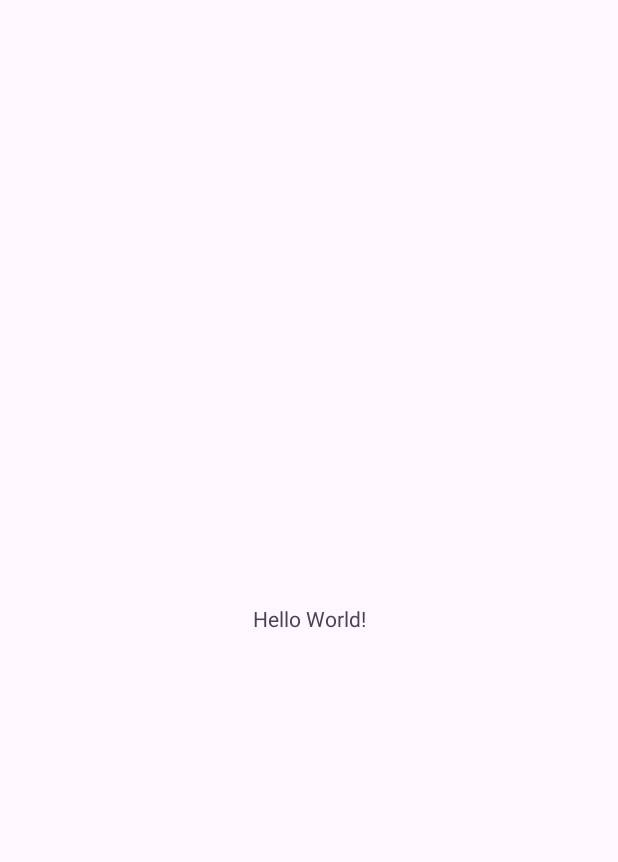
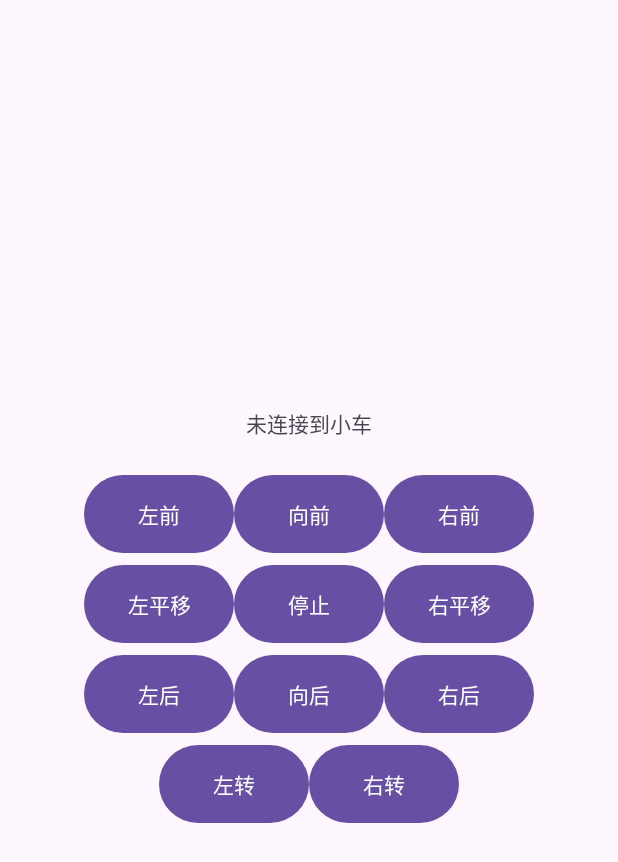
Before and after one commit to aszswaz/raspberry-pie-car, an Android app: the screen it shows after launch (MainActivity), on a phone screen of 412 x 824 dp. Before the commit the part shown is almost empty. Shown: the top 862 px of the screen. Run offline under Robolectric (Android 15) with nearby library versions, the phone set to English and light mode, and no system bars.

Commit message:
向树莓派小车发送控制指令

```diff
--- a/android/app/src/main/java/cn/aszswaz/car/GattClient.kt
+++ b/android/app/src/main/java/cn/aszswaz/car/GattClient.kt
@@ -3,48 +3,50 @@ package cn.aszswaz.car
 import android.annotation.SuppressLint
 import android.bluetooth.BluetoothGatt
 import android.bluetooth.BluetoothGattCallback
+import android.bluetooth.BluetoothGattCharacteristic
+import android.bluetooth.BluetoothGattService
 import android.bluetooth.BluetoothProfile
 import android.os.Build
-import android.util.Log
 import java.util.UUID
-
-val SERVICE_UUID: UUID = UUID.fromString("e95dd91d-251d-470a-a062-fa1922dfa9a8")
-val CHR_UUID: UUID = UUID.fromString("e95d93ee-251d-470a-a062-fa1922dfa9a8")
 
 @Suppress("DEPRECATION")
 @SuppressLint("MissingPermission")
 class GattClient : BluetoothGattCallback() {
     companion object {
-        val TAG = GattClient::class.simpleName
+        val SERVICE_UUID: UUID = UUID.fromString("e95dd91d-251d-470a-a062-fa1922dfa9a8")
+        val CHR_UUID: UUID = UUID.fromString("e95d93ee-251d-470a-a062-fa1922dfa9a8")
     }
+
+    private lateinit var gatt: BluetoothGatt
+    private lateinit var svc: BluetoothGattService
+    private lateinit var chr: BluetoothGattCharacteristic
 
     /**
      * 蓝牙设备的连接和关闭
      */
-    override fun onConnectionStateChange(gatt: BluetoothGatt?, status: Int, newState: Int) {
-        Log.i(TAG, "onConnectionStateChange: $status")
+    override fun onConnectionStateChange(gatt: BluetoothGatt, status: Int, newState: Int) {
         if (status == BluetoothGatt.GATT_SUCCESS) {
             if (newState == BluetoothProfile.STATE_CONNECTED) {
-                Log.i(TAG, "connect success")
+                this.gatt = gatt
                 // 查询 service
-                gatt?.discoverServices()
+                gatt.discoverServices()
             } else if (newState == BluetoothProfile.STATE_DISCONNECTED) {
-                gatt?.close()
+                gatt.close()
             }
         }
     }
 
-    override fun onServicesDiscovered(gatt: BluetoothGatt?, status: Int) {
-        Log.i(TAG, "service size: ${gatt?.services?.size}")
-        gatt?.let {
-            val svc = it.getService(SERVICE_UUID)
-            val characteristic = svc.getCharacteristic(CHR_UUID)
+    override fun onServicesDiscovered(gatt: BluetoothGatt, status: Int) {
 
-            val msg = "Hello World".toByteArray()
-            if (Build.VERSION.SDK_INT <= 30) {
-                characteristic.value = msg
-                it.writeCharacteristic(characteristic)
-            }
+        svc = gatt.getService(SERVICE_UUID)
+        chr = svc.getCharacteristic(CHR_UUID)
+    }
+
+    fun writeByte(b: Byte) {
+        if (!::chr.isInitialized) return
+        if (Build.VERSION.SDK_INT <= 30) {
+            chr.value = byteArrayOf(b)
+            gatt.writeCharacteristic(chr)
         }
     }
 }
--- a/android/app/src/main/java/cn/aszswaz/car/MainActivity.kt
+++ b/android/app/src/main/java/cn/aszswaz/car/MainActivity.kt
@@ -1,33 +1,85 @@
 package cn.aszswaz.car
 
 import android.Manifest.permission
+import android.annotation.SuppressLint
 import android.bluetooth.BluetoothManager
 import android.content.Context
 import android.content.pm.PackageManager.PERMISSION_GRANTED
 import android.os.Bundle
 import android.util.Log
+import android.view.MotionEvent
+import android.view.View
+import android.view.View.OnTouchListener
+import android.widget.Button
 import androidx.appcompat.app.AppCompatActivity
 import androidx.core.app.ActivityCompat.checkSelfPermission
 
-class MainActivity : AppCompatActivity() {
+class MainActivity : AppCompatActivity(), OnTouchListener {
     companion object {
-        val TAG = MainActivity::class.simpleName
+        const val ADDRESS = "D8:3A:DD:56:AF:08"
     }
 
+    private val client = GattClient()
+
+    @SuppressLint("ClickableViewAccessibility")
     override fun onCreate(savedInstanceState: Bundle?) {
         super.onCreate(savedInstanceState)
         setContentView(R.layout.activity_main)
 
+        val buttons = intArrayOf(
+            R.id.btn_left_front,
+            R.id.btn_forward,
+            R.id.btn_right_front,
+            R.id.btn_pan_left,
+            R.id.btn_stop,
+            R.id.btn_rear_left,
+            R.id.btn_backward,
+            R.id.btn_right_back,
+            R.id.btn_turn_left,
+            R.id.btn_turn_right
+        )
+
+        for (id in buttons) findViewById<Button>(id).setOnTouchListener(this)
+    }
+
+    override fun onStart() {
+        super.onStart()
+
         try {
-            val bthManager = getSystemService(Context.BLUETOOTH_SERVICE) as BluetoothManager
-            val bthAdapter = bthManager.adapter
-            val dev = bthAdapter.getRemoteDevice("D8:3A:DD:56:AF:08")
             if (checkSelfPermission(this, permission.BLUETOOTH) != PERMISSION_GRANTED) {
                 return
             }
-            dev.connectGatt(this, false, GattClient()).connect()
+            val bthManager = getSystemService(Context.BLUETOOTH_SERVICE) as BluetoothManager
+            val dev = bthManager.adapter.getRemoteDevice(ADDRESS)
+            dev.connectGatt(this, false, client)
         } catch (e: Exception) {
             Log.e(MainActivity::class.simpleName, e.stackTraceToString())
         }
     }
+
+    @SuppressLint("ClickableViewAccessibility")
+    override fun onTouch(v: View, event: MotionEvent): Boolean {
+        var command: Byte = STOP
+
+        // 按下按钮
+        if (
+            event.action == MotionEvent.ACTION_DOWN
+            || event.action == MotionEvent.ACTION_MOVE
+        ) {
+            when (v.id) {
+                R.id.btn_left_front -> command = LEFT_FRONT
+                R.id.btn_forward -> command = FORWARD
+                R.id.btn_right_front -> command = RIGHT_FRONT
+                R.id.btn_pan_left -> command = PAN_LEFT
+                R.id.btn_stop -> command = STOP
+                R.id.btn_rear_left -> command = REAR_LEFT
+                R.id.btn_backward -> command = BACKWARD
+                R.id.btn_right_back -> command = REAR_RIGHT
+                R.id.btn_turn_left -> command = TURN_LEFT
+                R.id.btn_turn_right -> command = TURN_RIGHT
+            }
+        }
+        client.writeByte(command)
+        return false
+    }
 }
--- /dev/null
+++ b/android/app/src/main/java/cn/aszswaz/car/commands.kt
@@ -0,0 +1,36 @@
+@file:Suppress("unused")
+
+package cn.aszswaz.car
+
+// 停止移动
+const val STOP: Byte = 0x0
+
+// 向左前移动
+const val LEFT_FRONT: Byte = 0x1
+
+// 向前移动
+const val FORWARD: Byte = 0x2
+
+// 向右前移动
+const val RIGHT_FRONT: Byte = 0x3
+
+// 向左平移
+const val PAN_LEFT: Byte = 0x4
+
+// 向右平移
+const val PAN_RIGHT: Byte = 0x5
+
+// 向左后方移动
+const val REAR_LEFT: Byte = 0x6
+
+// 向后方移动
+const val BACKWARD: Byte = 0x7
+
+// 向右后方移动
+const val REAR_RIGHT: Byte = 0x8
+
+// 左转
+const val TURN_LEFT: Byte = 0x9
+
+// 右转
+const val TURN_RIGHT: Byte = 0xA
--- a/android/app/src/main/res/layout/activity_main.xml
+++ b/android/app/src/main/res/layout/activity_main.xml
@@ -1,18 +1,135 @@
 <?xml version="1.0" encoding="utf-8"?>
-<androidx.constraintlayout.widget.ConstraintLayout xmlns:android="http://schemas.android.com/apk/res/android"
-    xmlns:app="http://schemas.android.com/apk/res-auto"
+<LinearLayout xmlns:android="http://schemas.android.com/apk/res/android"
     xmlns:tools="http://schemas.android.com/tools"
     android:layout_width="match_parent"
     android:layout_height="match_parent"
+    android:gravity="center"
+    android:orientation="vertical"
     tools:context=".MainActivity">
 
     <TextView
+        android:id="@+id/text_status"
         android:layout_width="wrap_content"
         android:layout_height="wrap_content"
-        android:text="Hello World!"
-        app:layout_constraintBottom_toBottomOf="parent"
-        app:layout_constraintEnd_toEndOf="parent"
-        app:layout_constraintStart_toStartOf="parent"
-        app:layout_constraintTop_toTopOf="parent" />
+        android:layout_marginBottom="20dp"
+        android:text="未连接到小车"
+        tools:ignore="HardcodedText" />
 
-</androidx.constraintlayout.widget.ConstraintLayout>
+    <LinearLayout
+        android:layout_width="match_parent"
+        android:layout_height="wrap_content"
+        android:gravity="center"
+        android:orientation="horizontal">
+
+        <Button
+            android:id="@+id/btn_left_front"
+            style="?android:attr/buttonCornerRadius"
+            android:layout_width="100dp"
+            android:layout_height="60dp"
+            android:text="左前"
+            tools:ignore="HardcodedText" />
+
+        <Button
+            android:id="@+id/btn_forward"
+            style="?android:attr/buttonCornerRadius"
+            android:layout_width="100dp"
+            android:layout_height="60dp"
+            android:text="向前"
+            tools:ignore="HardcodedText" />
+
+        <Button
+            android:id="@+id/btn_right_front"
+            style="?android:attr/buttonCornerRadius"
+            android:layout_width="100dp"
+            android:layout_height="60dp"
+            android:text="右前"
+            tools:ignore="HardcodedText" />
+    </LinearLayout>
+
+    <LinearLayout
+        android:layout_width="match_parent"
+        android:layout_height="wrap_content"
+        android:gravity="center"
+        android:orientation="horizontal">
+
+        <Button
+            android:id="@+id/btn_pan_left"
+            style="?android:attr/buttonCornerRadius"
+            android:layout_width="100dp"
+            android:layout_height="60dp"
+            android:text="左平移"
+            tools:ignore="HardcodedText" />
+
+        <Button
+            android:id="@+id/btn_stop"
+            style="?android:attr/buttonCornerRadius"
+            android:layout_width="100dp"
+            android:layout_height="60dp"
+            android:text="停止"
+            tools:ignore="HardcodedText" />
+
+        <Button
+            android:id="@+id/btn_pan_right"
+            style="?android:attr/buttonCornerRadius"
+            android:layout_width="100dp"
+            android:layout_height="60dp"
+            android:text="右平移"
+            tools:ignore="HardcodedText" />
+
+    </LinearLayout>
+
+    <LinearLayout
+        android:layout_width="match_parent"
+        android:layout_height="wrap_content"
+        android:gravity="center"
+        android:orientation="horizontal">
+
+        <Button
+            android:id="@+id/btn_rear_left"
+            style="?android:attr/buttonCornerRadius"
+            android:layout_width="100dp"
+            android:layout_height="60dp"
+            android:text="左后"
+            tools:ignore="HardcodedText" />
+
+        <Button
+            android:id="@+id/btn_backward"
+            style="?android:attr/buttonCornerRadius"
+            android:layout_width="100dp"
+            android:layout_height="60dp"
+            android:text="向后"
+            tools:ignore="HardcodedText" />
+
+        <Button
+            android:id="@+id/btn_right_back"
+            style="?android:attr/buttonCornerRadius"
+            android:layout_width="100dp"
+            android:layout_height="60dp"
+            android:text="右后"
+            tools:ignore="HardcodedText" />
+    </LinearLayout>
+
+    <LinearLayout
+        android:layout_width="match_parent"
+        android:layout_height="wrap_content"
+        android:gravity="center"
+        android:orientation="horizontal">
+
+        <Button
+            android:id="@+id/btn_turn_left"
+            style="?android:attr/buttonCornerRadius"
+            android:layout_width="100dp"
+            android:layout_height="60dp"
+            android:text="左转"
+            tools:ignore="HardcodedText" />
+
+        <Button
+            android:id="@+id/btn_turn_right"
+            style="?android:attr/buttonCornerRadius"
+            android:layout_width="100dp"
+            android:layout_height="60dp"
+            android:text="右转"
+            tools:ignore="HardcodedText" />
+    </LinearLayout>
+
+</LinearLayout>
```
